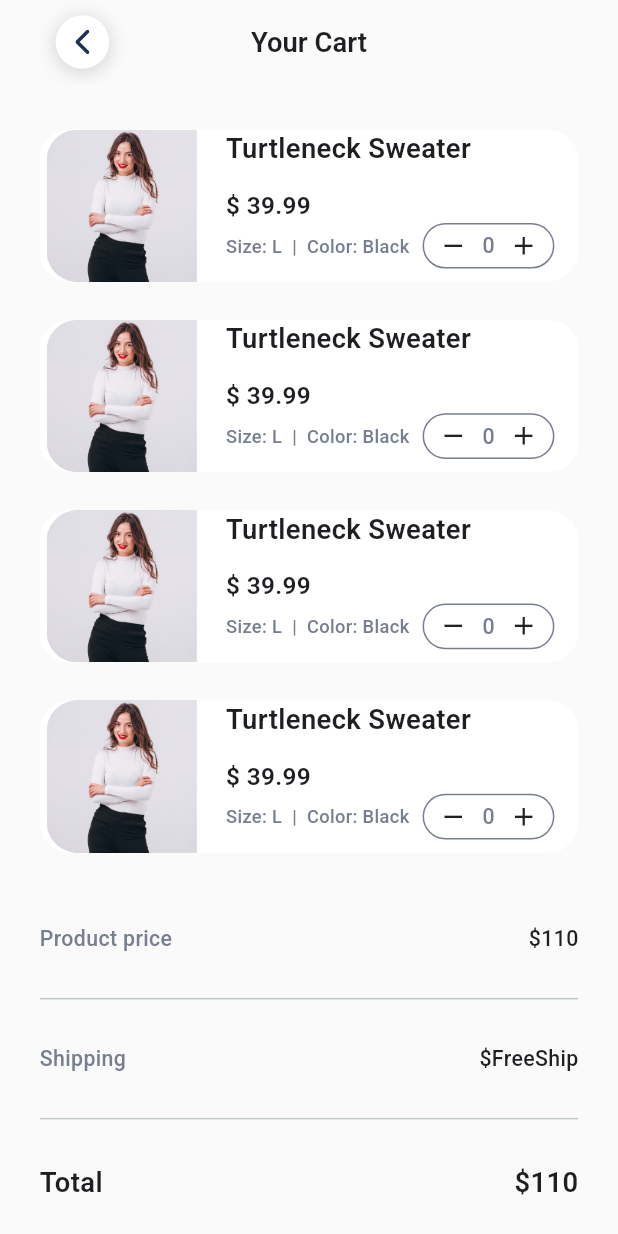
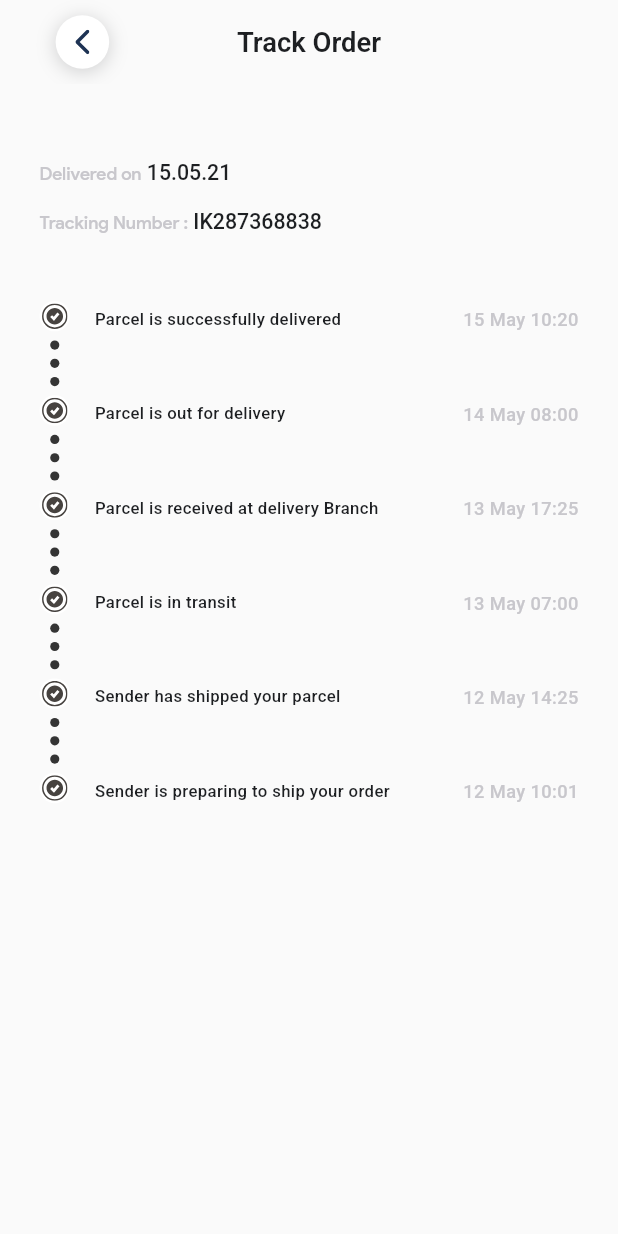
Before and after one commit to MahmoudDabour1/gem_store_app, a Flutter app: the screen it shows after launch, on a phone screen of 412 x 824 dp. Run offline on Flutter 3.47's test engine with Material 3 defaults, Android fonts, the phone set to English and light mode, and no system bars; our stand-ins replace flutter_bloc, flutter_screenutil, flutter_svg, logger; project files that could hold a hidden picture were left out.

Commit message:
- finish track order screen

```diff
--- /dev/null
+++ b/lib/features/track_order/track_order.dart
@@ -0,0 +1,60 @@
+import 'package:flutter/material.dart';
+import 'package:flutter_screenutil/flutter_screenutil.dart';
+import 'package:gem_store_app/core/theming/app_colors.dart';
+import 'package:gem_store_app/core/theming/app_styles.dart';
+import 'package:gem_store_app/core/utils/app_text_styles.dart';
+import 'package:gem_store_app/core/utils/spacing.dart';
+import 'package:gem_store_app/core/widgets/app_custom_app_bar.dart';
+import 'package:gem_store_app/features/track_order/widgets/track_order_list_view.dart';
+
+class TrackOrderScreen extends StatelessWidget {
+  const TrackOrderScreen({super.key});
+
+  @override
+  Widget build(BuildContext context) {
+    return Scaffold(
+      appBar: AppCustomAppBar(title: "Track Order"),
+      body: Padding(
+        padding: EdgeInsets.symmetric(horizontal: 24.w),
+        child: Column(
+          crossAxisAlignment: CrossAxisAlignment.start,
+          children: [
+            verticalSpace(50),
+            RichText(
+                text: TextSpan(
+              text: "Delivered on",
+              style: AppTextStyles.font12
+                  .copyWith(color: AppColors.lightGrayColor),
+              children: [
+                TextSpan(
+                  text: " 15.05.21",
+                  style: AppStyles.font14DarkGrayMedium.copyWith(
+                    color: AppColors.primaryColor,
+                  ),
+                ),
+              ],
+            )),
+            verticalSpace(16),
+            RichText(
+              text: TextSpan(
+                text: "Tracking Number :",
+                style: AppTextStyles.font12
+                    .copyWith(color: AppColors.lightGrayColor),
+                children: [
+                  TextSpan(
+                    text: " IK287368838",
+                    style: AppStyles.font14DarkGrayMedium.copyWith(
+                      color: AppColors.primaryColor,
+                    ),
+                  ),
+                ],
+              ),
+            ),
+            verticalSpace(43),
+            TrackOrderListView(),
+          ],
+        ),
+      ),
+    );
+  }
+}
--- /dev/null
+++ b/lib/features/track_order/widgets/track_order_list_view.dart
@@ -0,0 +1,41 @@
+import 'package:flutter/material.dart';
+import 'package:gem_store_app/features/track_order/widgets/track_order_list_view_item.dart';
+
+class TrackOrderListView extends StatelessWidget {
+  const TrackOrderListView({super.key});
+
+  @override
+  Widget build(BuildContext context) {
+    return ListView.builder(
+      shrinkWrap: true,
+      physics: NeverScrollableScrollPhysics(),
+      itemCount: trackOrderItems.length,
+      itemBuilder: (context, index) {
+        return TrackOrderListViewItem(
+          title: trackOrderItems[index].title,
+          dateTime: trackOrderItems[index].dateTime,
+          isFirst: index == 0,
+          isLast: index == trackOrderItems.length - 1,
+        );
+      },
+    );
+  }
+}
+
+final List<TrackOrderListViewItem> trackOrderItems = [
+  TrackOrderListViewItem(
+      title: "Parcel is successfully delivered", dateTime: "15 May 10:20"),
+  TrackOrderListViewItem(
+      title: "Parcel is out for delivery", dateTime: "14 May 08:00"),
+  TrackOrderListViewItem(
+      title: "Parcel is received at delivery Branch", dateTime: "13 May 17:25"),
+  TrackOrderListViewItem(
+      title: "Parcel is in transit", dateTime: "13 May 07:00"),
+  TrackOrderListViewItem(
+    title: "Sender has shipped your parcel",
+    dateTime: "12 May 14:25",
+  ),
+  TrackOrderListViewItem(
+      title: "Sender is preparing to ship your order",
+      dateTime: "12 May 10:01"),
+];
--- /dev/null
+++ b/lib/features/track_order/widgets/track_order_list_view_item.dart
@@ -0,0 +1,89 @@
+import 'package:flutter/material.dart';
+import 'package:flutter_screenutil/flutter_screenutil.dart';
+import 'package:flutter_svg/svg.dart';
+
+import '../../../core/theming/app_colors.dart';
+import '../../../core/theming/app_styles.dart';
+import '../../../core/theming/font_weight_helper.dart';
+import '../../../core/utils/spacing.dart';
+
+class TrackOrderListViewItem extends StatelessWidget {
+  final String title;
+  final String dateTime;
+  final bool isFirst;
+  final bool isLast;
+
+  const TrackOrderListViewItem({super.key,
+    required this.title,
+    required this.dateTime,
+    this.isFirst = false,
+    this.isLast = false,
+  });
+
+  @override
+  Widget build(BuildContext context) {
+    return Row(
+      crossAxisAlignment: CrossAxisAlignment.start,
+      children: [
+        Column(
+          children: [
+            CircleAvatar(
+              radius: 10.r,
+              backgroundColor: AppColors.whiteColor,
+              child: SvgPicture.asset("assets/svgs/track_done_svg.svg"),
+            ),
+            if (!isLast)
+              Column(
+                children: [
+                  verticalSpace(6),
+                  CircleAvatar(
+                    radius: 3.r,
+                    backgroundColor: AppColors.darkerGrayColor,
+                  ),
+                  verticalSpace(6),
+                  CircleAvatar(
+                    radius: 3.r,
+                    backgroundColor: AppColors.darkerGrayColor,
+                  ),
+                  verticalSpace(6),
+                  CircleAvatar(
+                    radius: 3.r,
+                    backgroundColor: AppColors.darkerGrayColor,
+                  ),
+                  verticalSpace(6),
+
+                ],
+              ),
+          ],
+        ),
+        horizontalSpace(15),
+        Expanded(
+          child: Padding(
+            padding: EdgeInsets.only(top: 4),
+            child: Row(
+              crossAxisAlignment: CrossAxisAlignment.start,
+              mainAxisAlignment: MainAxisAlignment.spaceBetween,
+              children: [
+                Text(
+                  title,
+                  style: AppStyles.font11BlackLight.copyWith(
+                    fontWeight: FontWeightHelper.medium,
+                  ),
+                ),
+                SizedBox(height: 4),
+                Text(
+                  dateTime,
+                  style: AppStyles.font11BlackLight.copyWith(
+                      fontWeight: FontWeightHelper.medium,
+                      fontSize: 12.sp,
+                      color: AppColors.lightGrayColor
+                  ),
+                ),
+              ],
+            ),
+          ),
+        ),
+      ],
+    );
+  }
+}
--- a/lib/main.dart
+++ b/lib/main.dart
@@ -1,10 +1,8 @@
 import 'package:flutter/material.dart';
 import 'package:flutter_screenutil/flutter_screenutil.dart';
 import 'package:gem_store_app/core/theming/app_colors.dart';
-import 'package:gem_store_app/features/cart/cart_screen.dart';
-import 'package:gem_store_app/features/checkout/checkout_screen.dart';
-import 'package:flutter_screenutil/flutter_screenutil.dart';
-import 'package:gem_store_app/features/home/presentation/views/home_screen.dart';
+
+import 'features/track_order/track_order.dart';
 
 void main() async {
   WidgetsFlutterBinding.ensureInitialized();
@@ -30,7 +28,7 @@ class MyApp extends StatelessWidget {
           colorScheme: ColorScheme.fromSeed(seedColor: AppColors.greenColor),
           useMaterial3: true,
         ),
-        home: CartScreen(),
+        home: TrackOrderScreen(),
       ),
     );
   }
```
Also changed, not shown: assets/svgs/track_done_svg.svg (added), 1 other file.
